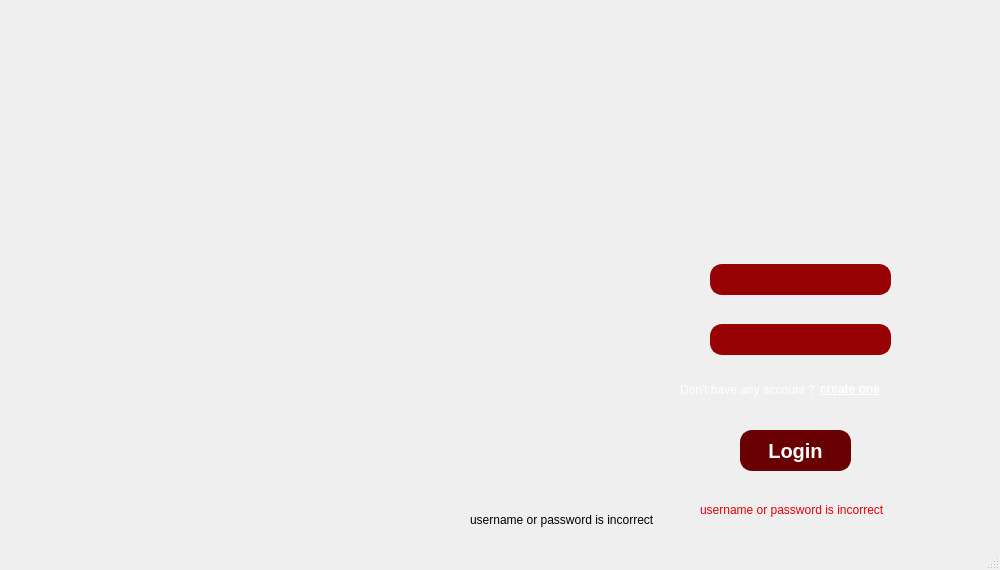
Old version of the form SampleBank/mainwindow.ui in the repository MohsenIsHere/Simple-bank-desktop-application-simulator.
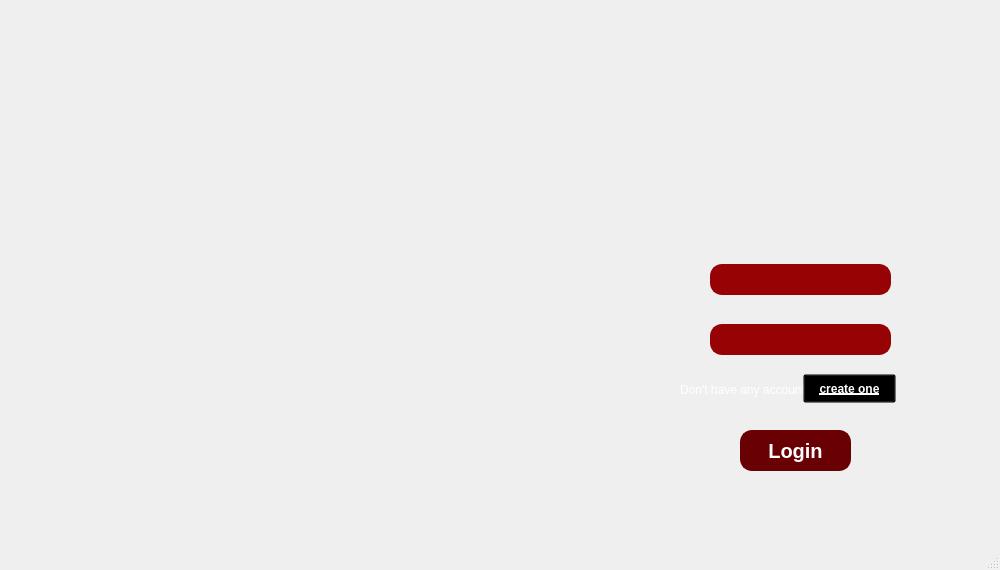
New version of the form. Icons and pictures are not drawn.

Commit message: The backend of the login page is finished. 1. Go to the sign-up page. 2. Connect to the database to check the correctness of the username and password

The edit to the form file:
```diff
--- a/SampleBank/mainwindow.ui
+++ b/SampleBank/mainwindow.ui
@@ -142,33 +142,6 @@
      <string>Don't have any account ?</string>
     </property>
    </widget>
-   <widget class="QLabel" name="labelSignUp">
-    <property name="geometry">
-     <rect>
-      <x>820</x>
-      <y>379</y>
-      <width>81</width>
-      <height>20</height>
-     </rect>
-    </property>
-    <property name="styleSheet">
-     <string notr="true">#labelSignUp {
-    color: white; /* رنگ متن سفید */
-    font-weight: bold; /* متن بولد */
-    text-decoration: underline; /* خط زیر متن */
-    text-decoration-line: none; /* حذف خط زیر متن به صورت پیش‌فرض */
-}
-
-/* هنگام هوور (hover) بر روی لیبل */
-#labelSignUp:hover {
-    text-decoration-line: underline; /* افزودن خط زیر متن هنگام هوور */
-	color: #970408
-}</string>
-    </property>
-    <property name="text">
-     <string>create one</string>
-    </property>
-   </widget>
    <widget class="QPushButton" name="pushButtonLog">
     <property name="geometry">
      <rect>
@@ -208,7 +181,7 @@
     </property>
     <property name="geometry">
      <rect>
-      <x>700</x>
+      <x>738</x>
       <y>500</y>
       <width>231</width>
       <height>20</height>
@@ -224,32 +197,35 @@
      <enum>QFrame::Plain</enum>
     </property>
     <property name="text">
-     <string>username or password is incorrect</string>
+     <string/>
     </property>
    </widget>
-   <widget class="QLabel" name="labelWrong_2">
-    <property name="enabled">
-     <bool>true</bool>
-    </property>
+   <widget class="QPushButton" name="btnSignUp">
     <property name="geometry">
      <rect>
-      <x>470</x>
-      <y>510</y>
-      <width>231</width>
-      <height>20</height>
+      <x>803</x>
+      <y>374</y>
+      <width>93</width>
+      <height>29</height>
      </rect>
     </property>
     <property name="styleSheet">
-     <string notr="true">#labelWrong {
-    color: #e80006; /* رنگ متن سفید */
+     <string notr="true">#btnSignUp {
+    color: white; /* رنگ متن سفید */
+    font-weight: bold; /* متن بولد */
+	background: transparent;
+    text-decoration: underline; /* خط زیر متن */
+    text-decoration-line: none; /* حذف خط زیر متن به صورت پیش‌فرض */
 }
-</string>
-    </property>
-    <property name="frameShadow">
-     <enum>QFrame::Plain</enum>
+
+/* هنگام هوور (hover) بر روی لیبل */
+#btnSignUp:hover {
+    text-decoration-line: underline; /* افزودن خط زیر متن هنگام هوور */
+	color: #970408
+}</string>
     </property>
     <property name="text">
-     <string>username or password is incorrect</string>
+     <string>create one</string>
     </property>
    </widget>
   </widget>
```
The commit also changes 19 other files.
